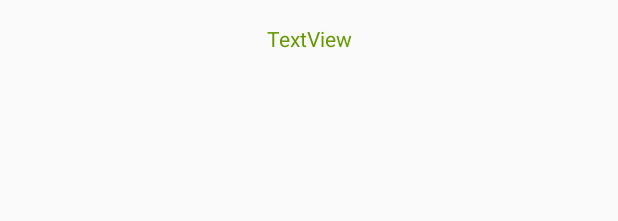
After one commit to dispensable/popal, an Android app: the layout activity_display_message.xml on its own in the app's theme, with its tools: preview values and no code run, on a phone screen of 412 x 824 dp. The commit adds this screen. Shown: the top 221 px of the screen. Run offline under Robolectric (Android 15) with nearby library versions, the phone set to English and light mode, and no system bars.

Commit message:
[feature] add a message activity to show message

```diff
--- /dev/null
+++ b/app/src/main/res/layout/activity_display_message.xml
@@ -0,0 +1,23 @@
+<?xml version="1.0" encoding="utf-8"?>
+<android.support.constraint.ConstraintLayout xmlns:android="http://schemas.android.com/apk/res/android"
+    xmlns:app="http://schemas.android.com/apk/res-auto"
+    xmlns:tools="http://schemas.android.com/tools"
+    android:layout_width="match_parent"
+    android:layout_height="match_parent"
+    tools:context=".DisplayMessageActivity">
+
+    <TextView
+        android:id="@+id/textView"
+        android:layout_width="wrap_content"
+        android:layout_height="0dp"
+        android:layout_marginBottom="476dp"
+        android:layout_marginEnd="151dp"
+        android:layout_marginStart="151dp"
+        android:layout_marginTop="16dp"
+        android:text="TextView"
+        android:textColor="@android:color/holo_green_dark"
+        app:layout_constraintBottom_toBottomOf="parent"
+        app:layout_constraintEnd_toEndOf="parent"
+        app:layout_constraintStart_toStartOf="parent"
+        app:layout_constraintTop_toTopOf="parent" />
+</android.support.constraint.ConstraintLayout>
--- a/app/src/main/res/layout/activity_main.xml
+++ b/app/src/main/res/layout/activity_main.xml
@@ -27,6 +27,7 @@
         android:layout_marginEnd="16dp"
         android:layout_marginStart="16dp"
         android:layout_marginTop="16dp"
+        android:onClick="sendMessage"
         android:text="@string/button_send"
         app:layout_constraintEnd_toEndOf="parent"
         app:layout_constraintHorizontal_bias="0.5"
```
Also changed, not shown: app/src/main/AndroidManifest.xml (+7 -0 lines), app/src/main/java/com/example/dispensable/popal/DisplayMessageActivity.java (added, +21 -0 lines), app/src/main/java/com/example/dispensable/popal/MainActivity.java (+14 -0 lines).
